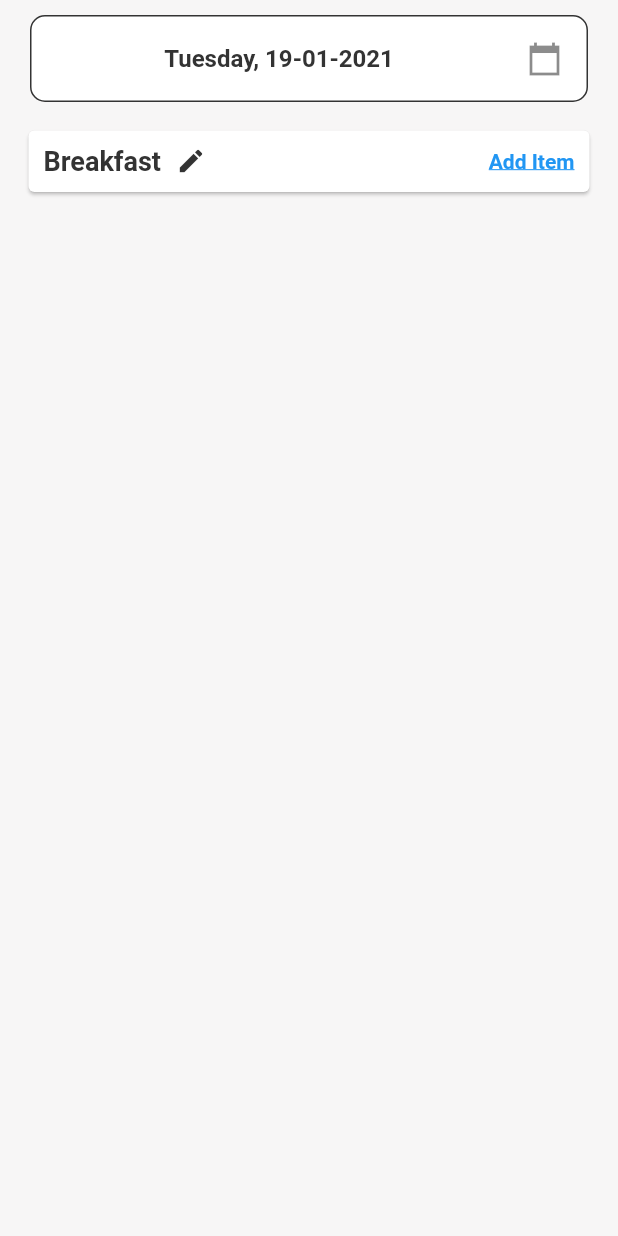
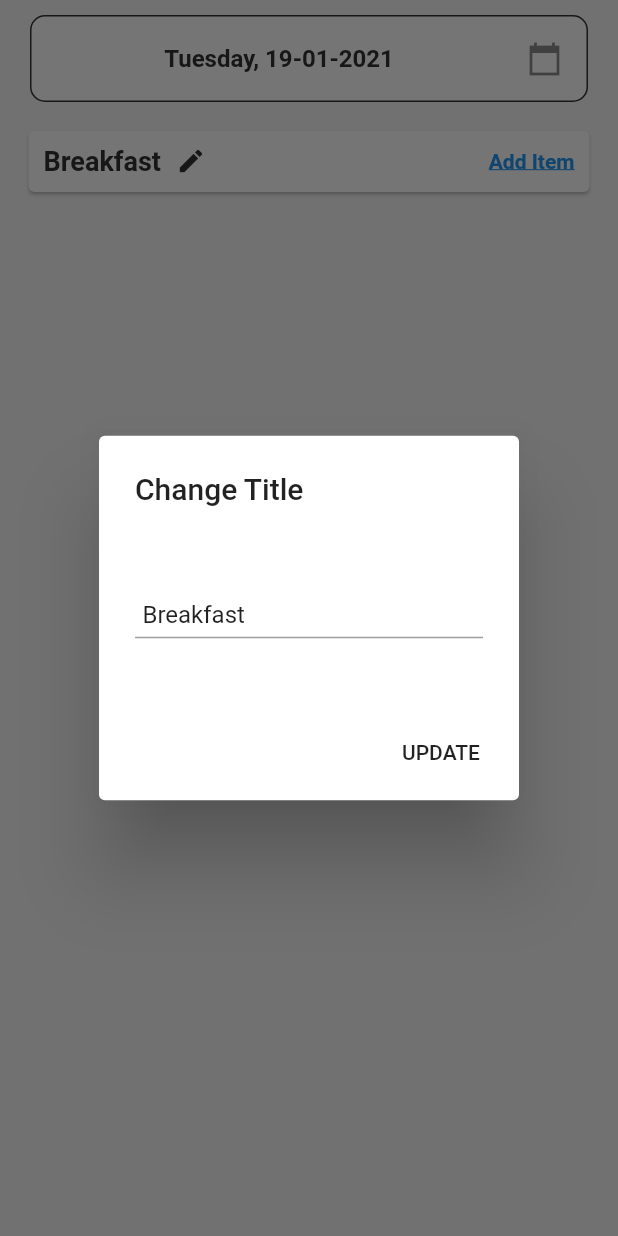
Before and after one commit to samuelkhor97/SummerHealthcareApp, a Flutter app: the DiaryPage screen opened directly, after a tap on "Breakfast", on a phone screen of 412 x 824 dp. Run offline on Flutter 3.47's test engine with Material 2 defaults, Android fonts, the phone set to English and light mode, and no system bars; our stand-ins replace cached_network_image, cloud_firestore, firebase_auth, firebase_core, firebase_storage, flutter_image_compress and 5 more; missing offline and left inert: age; accounts and stored records are empty.

Commit message:
Added function to change card title

```diff
--- a/summer_healthcare_app/lib/home/user/diary/diary_page.dart
+++ b/summer_healthcare_app/lib/home/user/diary/diary_page.dart
@@ -73,7 +73,7 @@ class _DiaryPageState extends State<DiaryPage> {
     if (cardList == null) {
       cardList = [
         DiaryCard(
-          title: 'Breakfast',
+          title: TextEditingController(text: 'Breakfast'),
         )
       ];
     }
--- a/summer_healthcare_app/lib/widgets/diary_card.dart
+++ b/summer_healthcare_app/lib/widgets/diary_card.dart
@@ -1,8 +1,9 @@
 import 'package:flutter/material.dart';
 import 'package:summer_healthcare_app/constants.dart';
+import 'package:summer_healthcare_app/widgets/widgets.dart';
 
 class DiaryCard extends StatefulWidget {
-  final String title;
+  final TextEditingController title;
 
   DiaryCard(
       {Key key,
@@ -16,6 +17,36 @@ class DiaryCard extends StatefulWidget {
 }
 
 class _DiaryCardState extends State<DiaryCard> {
+
+  void editTitlePopUp() {
+    showDialog<TextEditingController>(
+      context: context,
+      builder: (BuildContext alertContext) {
+        return AlertDialog(
+          title: Text('Change Title'),
+          content: StatefulBuilder(
+            builder: (BuildContext context, StateSetter setState) {
+              return InputField(
+                hintText: 'Breakfast',
+                controller: widget.title,
+              );
+            },
+          ),
+          actions: <Widget>[
+            FlatButton(
+              child: Text('UPDATE'),
+              onPressed: () async {
+                Navigator.of(alertContext).pop();
+                setState(() {});
+              },
+            ),
+          ],
+        );
+      },
+    );
+  }
+
+
   @override
   Widget build(BuildContext context) {
     return Padding(
@@ -33,7 +64,7 @@ class _DiaryCardState extends State<DiaryCard> {
                     child: Row(
                       children: <Widget>[
                         Text(
-                          widget.title,
+                          widget.title.text,
                           style: TextStyle(
                             color: Colours.black,
                             fontWeight: FontWeight.bold,
@@ -49,7 +80,9 @@ class _DiaryCardState extends State<DiaryCard> {
                         )
                       ],
                     ),
-                    onTap: () {},
+                    onTap: () {
+                      editTitlePopUp();
+                    },
                   ),
                   InkWell(
                     child: Text(
```
